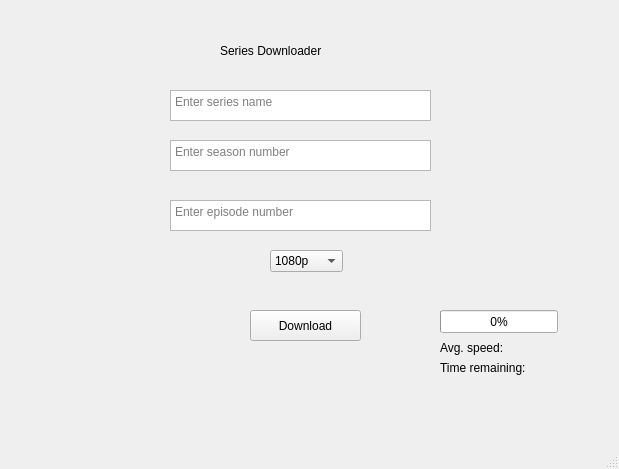
Above: series gui/gui.ui from Ahmed-Hossam-Aldeen/Automate-Spotify-Signup before the change. Below: the same form after it.
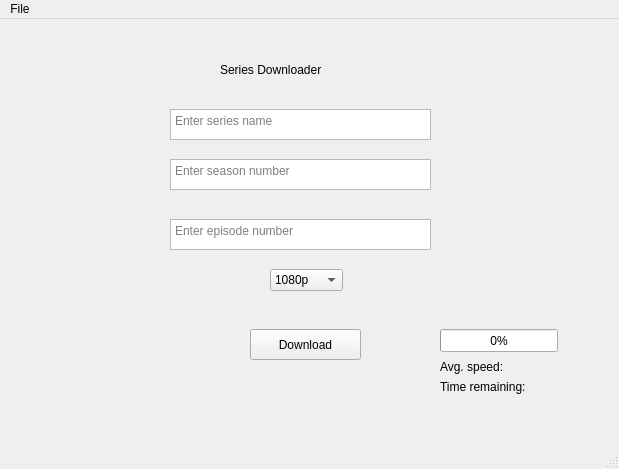
That is the form after the change.

Commit message: added option to choose directory

What changed in the file:
```diff
--- a/series gui/gui.ui
+++ b/series gui/gui.ui
@@ -161,6 +161,13 @@
      <height>26</height>
     </rect>
    </property>
+   <widget class="QMenu" name="menuchoose_location">
+    <property name="title">
+     <string>File</string>
+    </property>
+    <addaction name="action_choose_location"/>
+   </widget>
+   <addaction name="menuchoose_location"/>
   </widget>
   <widget class="QStatusBar" name="statusbar"/>
  </widget>
```
Left out of the diff: 5 changed lines with no effect on the pictures. The commit also changes 1 other file.
